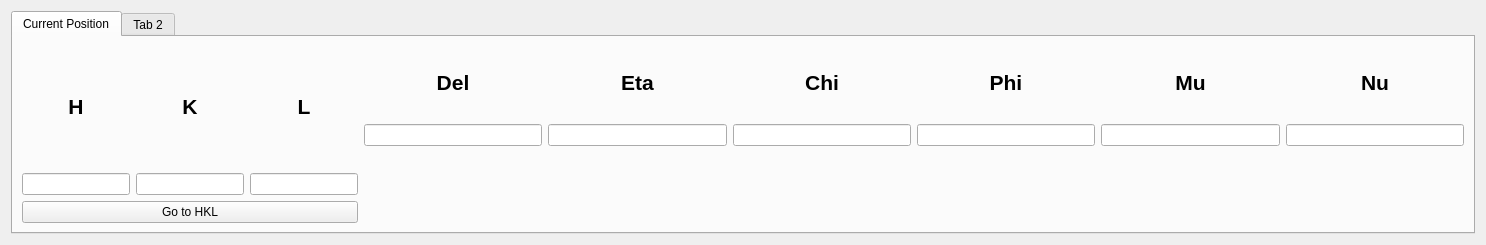
Old version of the form gui/main.ui in the repository HugoValim/DAF.
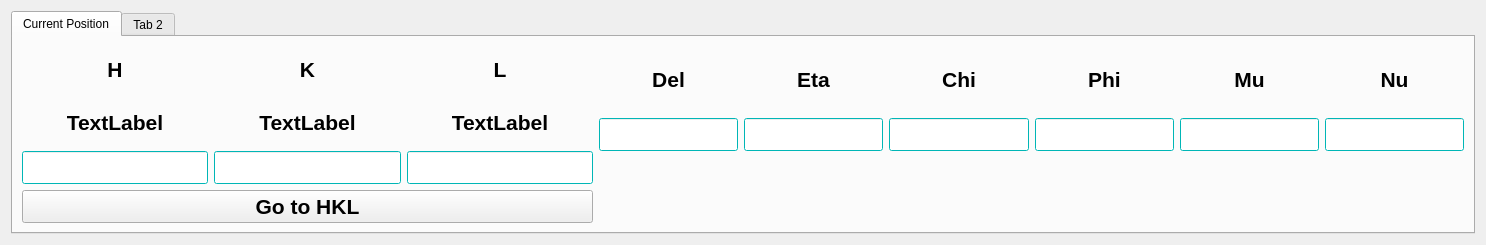
New version of the form. Custom widgets are drawn as their Qt base class.

Commit message: Now GUI auto refreshes

The edit to the form file:
```diff
--- a/gui/main.ui
+++ b/gui/main.ui
@@ -55,6 +55,77 @@
                  <height>16777215</height>
                 </size>
                </property>
+               <property name="palette">
+                <palette>
+                 <active>
+                  <colorrole role="Base">
+                   <brush brushstyle="SolidPattern">
+                    <color alpha="255">
+                     <red>255</red>
+                     <green>255</green>
+                     <blue>255</blue>
+                    </color>
+                   </brush>
+                  </colorrole>
+                  <colorrole role="Window">
+                   <brush brushstyle="SolidPattern">
+                    <color alpha="255">
+                     <red>0</red>
+                     <green>255</green>
+                     <blue>255</blue>
+                    </color>
+                   </brush>
+                  </colorrole>
+                 </active>
+                 <inactive>
+                  <colorrole role="Base">
+                   <brush brushstyle="SolidPattern">
+                    <color alpha="255">
+                     <red>255</red>
+                     <green>255</green>
+                     <blue>255</blue>
+                    </color>
+                   </brush>
+                  </colorrole>
+                  <colorrole role="Window">
+                   <brush brushstyle="SolidPattern">
+                    <color alpha="255">
+                     <red>0</red>
+                     <green>255</green>
+                     <blue>255</blue>
+                    </color>
+                   </brush>
+                  </colorrole>
+                 </inactive>
+                 <disabled>
+                  <colorrole role="Base">
+                   <brush brushstyle="SolidPattern">
+                    <color alpha="255">
+                     <red>0</red>
+                     <green>255</green>
+                     <blue>255</blue>
+                    </color>
+                   </brush>
+                  </colorrole>
+                  <colorrole role="Window">
+                   <brush brushstyle="SolidPattern">
+                    <color alpha="255">
+                     <red>0</red>
+                     <green>255</green>
+                     <blue>255</blue>
+                    </color>
+                   </brush>
+                  </colorrole>
+                 </disabled>
+                </palette>
+               </property>
+               <property name="font">
+                <font>
+                 <pointsize>16</pointsize>
+                 <weight>75</weight>
+                 <bold>true</bold>
+                </font>
+               </property>
                <property name="toolTip">
                 <string/>
                </property>
@@ -115,6 +186,77 @@
                  <height>16777215</height>
                 </size>
                </property>
+               <property name="palette">
+                <palette>
+                 <active>
+                  <colorrole role="Base">
+                   <brush brushstyle="SolidPattern">
+                    <color alpha="255">
+                     <red>255</red>
+                     <green>255</green>
+                     <blue>255</blue>
+                    </color>
+                   </brush>
+                  </colorrole>
+                  <colorrole role="Window">
+                   <brush brushstyle="SolidPattern">
+                    <color alpha="255">
+                     <red>0</red>
+                     <green>255</green>
+                     <blue>255</blue>
+                    </color>
+                   </brush>
+                  </colorrole>
+                 </active>
+                 <inactive>
+                  <colorrole role="Base">
+                   <brush brushstyle="SolidPattern">
+                    <color alpha="255">
+                     <red>255</red>
+                     <green>255</green>
+                     <blue>255</blue>
+                    </color>
+                   </brush>
+                  </colorrole>
+                  <colorrole role="Window">
+                   <brush brushstyle="SolidPattern">
+                    <color alpha="255">
+                     <red>0</red>
+                     <green>255</green>
+                     <blue>255</blue>
+                    </color>
+                   </brush>
+                  </colorrole>
+                 </inactive>
+                 <disabled>
+                  <colorrole role="Base">
+                   <brush brushstyle="SolidPattern">
+                    <color alpha="255">
+                     <red>0</red>
+                     <green>255</green>
+                     <blue>255</blue>
+                    </color>
+                   </brush>
+                  </colorrole>
+                  <colorrole role="Window">
+                   <brush brushstyle="SolidPattern">
+                    <color alpha="255">
+                     <red>0</red>
+                     <green>255</green>
+                     <blue>255</blue>
+                    </color>
+                   </brush>
+                  </colorrole>
+                 </disabled>
+                </palette>
+               </property>
+               <property name="font">
+                <font>
+                 <pointsize>16</pointsize>
+                 <weight>75</weight>
+                 <bold>true</bold>
+                </font>
+               </property>
                <property name="toolTip">
                 <string/>
                </property>
@@ -175,6 +317,77 @@
                  <height>16777215</height>
                 </size>
                </property>
+               <property name="palette">
+                <palette>
+                 <active>
+                  <colorrole role="Base">
+                   <brush brushstyle="SolidPattern">
+                    <color alpha="255">
+                     <red>255</red>
+                     <green>255</green>
+                     <blue>255</blue>
+                    </color>
+                   </brush>
+                  </colorrole>
+                  <colorrole role="Window">
+                   <brush brushstyle="SolidPattern">
+                    <color alpha="255">
+                     <red>0</red>
+                     <green>255</green>
+                     <blue>255</blue>
+                    </color>
+                   </brush>
+                  </colorrole>
+                 </active>
+                 <inactive>
+                  <colorrole role="Base">
+                   <brush brushstyle="SolidPattern">
+                    <color alpha="255">
+                     <red>255</red>
+                     <green>255</green>
+                     <blue>255</blue>
+                    </color>
+                   </brush>
+                  </colorrole>
+                  <colorrole role="Window">
+                   <brush brushstyle="SolidPattern">
+                    <color alpha="255">
+                     <red>0</red>
+                     <green>255</green>
+                     <blue>255</blue>
+                    </color>
+                   </brush>
+                  </colorrole>
+                 </inactive>
+                 <disabled>
+                  <colorrole role="Base">
+                   <brush brushstyle="SolidPattern">
+                    <color alpha="255">
+                     <red>0</red>
+                     <green>255</green>
+                     <blue>255</blue>
+                    </color>
+                   </brush>
+                  </colorrole>
+                  <colorrole role="Window">
+                   <brush brushstyle="SolidPattern">
+                    <color alpha="255">
+                     <red>0</red>
+                     <green>255</green>
+                     <blue>255</blue>
+                    </color>
+                   </brush>
+                  </colorrole>
+                 </disabled>
+                </palette>
+               </property>
+               <property name="font">
+                <font>
+                 <pointsize>16</pointsize>
+                 <weight>75</weight>
+                 <bold>true</bold>
+                </font>
+               </property>
                <property name="toolTip">
                 <string/>
                </property>
@@ -235,6 +448,77 @@
                  <height>16777215</height>
                 </size>
                </property>
+               <property name="palette">
+                <palette>
+                 <active>
+                  <colorrole role="Base">
+                   <brush brushstyle="SolidPattern">
+                    <color alpha="255">
+                     <red>255</red>
+                     <green>255</green>
+                     <blue>255</blue>
+                    </color>
+                   </brush>
+                  </colorrole>
+                  <colorrole role="Window">
+                   <brush brushstyle="SolidPattern">
+                    <color alpha="255">
+                     <red>0</red>
+                     <green>255</green>
+                     <blue>255</blue>
+                    </color>
+                   </brush>
+                  </colorrole>
+                 </active>
+                 <inactive>
+                  <colorrole role="Base">
+                   <brush brushstyle="SolidPattern">
+                    <color alpha="255">
+                     <red>255</red>
+                     <green>255</green>
+                     <blue>255</blue>
+                    </color>
+                   </brush>
+                  </colorrole>
+                  <colorrole role="Window">
+                   <brush brushstyle="SolidPattern">
+                    <color alpha="255">
+                     <red>0</red>
+                     <green>255</green>
+                     <blue>255</blue>
+                    </color>
+                   </brush>
+                  </colorrole>
+                 </inactive>
+                 <disabled>
+                  <colorrole role="Base">
+                   <brush brushstyle="SolidPattern">
+                    <color alpha="255">
+                     <red>0</red>
+                     <green>255</green>
+                     <blue>255</blue>
+                    </color>
+                   </brush>
+                  </colorrole>
+                  <colorrole role="Window">
+                   <brush brushstyle="SolidPattern">
+                    <color alpha="255">
+                     <red>0</red>
+                     <green>255</green>
+                     <blue>255</blue>
+                    </color>
+                   </brush>
+                  </colorrole>
+                 </disabled>
+                </palette>
+               </property>
+               <property name="font">
+                <font>
+                 <pointsize>16</pointsize>
+                 <weight>75</weight>
+                 <bold>true</bold>
+                </font>
+               </property>
                <property name="toolTip">
                 <string/>
                </property>
@@ -295,6 +579,77 @@
                  <height>16777215</height>
                 </size>
                </property>
+               <property name="palette">
+                <palette>
+                 <active>
+                  <colorrole role="Base">
+                   <brush brushstyle="SolidPattern">
+                    <color alpha="255">
+                     <red>255</red>
+                     <green>255</green>
+                     <blue>255</blue>
+                    </color>
+                   </brush>
+                  </colorrole>
+                  <colorrole role="Window">
+                   <brush brushstyle="SolidPattern">
+                    <color alpha="255">
+                     <red>0</red>
+                     <green>255</green>
+                     <blue>255</blue>
+                    </color>
+                   </brush>
+                  </colorrole>
+                 </active>
+                 <inactive>
+                  <colorrole role="Base">
+                   <brush brushstyle="SolidPattern">
+                    <color alpha="255">
+                     <red>255</red>
+                     <green>255</green>
+                     <blue>255</blue>
+                    </color>
+                   </brush>
+                  </colorrole>
+                  <colorrole role="Window">
+                   <brush brushstyle="SolidPattern">
+                    <color alpha="255">
+                     <red>0</red>
+                     <green>255</green>
+                     <blue>255</blue>
+                    </color>
+                   </brush>
+                  </colorrole>
+                 </inactive>
+                 <disabled>
+                  <colorrole role="Base">
+                   <brush brushstyle="SolidPattern">
+                    <color alpha="255">
+                     <red>0</red>
+                     <green>255</green>
+                     <blue>255</blue>
+                    </color>
+                   </brush>
+                  </colorrole>
+                  <colorrole role="Window">
+                   <brush brushstyle="SolidPattern">
+                    <color alpha="255">
+                     <red>0</red>
+                     <green>255</green>
+                     <blue>255</blue>
+                    </color>
+                   </brush>
+                  </colorrole>
+                 </disabled>
+                </palette>
+               </property>
+               <property name="font">
+                <font>
+                 <pointsize>16</pointsize>
+                 <weight>75</weight>
+                 <bold>true</bold>
+                </font>
+               </property>
                <property name="toolTip">
                 <string/>
                </property>
@@ -355,6 +710,77 @@
                  <height>16777215</height>
                 </size>
                </property>
+               <property name="palette">
+                <palette>
+                 <active>
+                  <colorrole role="Base">
+                   <brush brushstyle="SolidPattern">
+                    <color alpha="255">
+                     <red>255</red>
+                     <green>255</green>
+                     <blue>255</blue>
+                    </color>
+                   </brush>
+                  </colorrole>
+                  <colorrole role="Window">
+                   <brush brushstyle="SolidPattern">
+                    <color alpha="255">
+                     <red>0</red>
+                     <green>255</green>
+                     <blue>255</blue>
+                    </color>
+                   </brush>
+                  </colorrole>
+                 </active>
+                 <inactive>
+                  <colorrole role="Base">
+                   <brush brushstyle="SolidPattern">
+                    <color alpha="255">
+                     <red>255</red>
+                     <green>255</green>
+                     <blue>255</blue>
+                    </color>
+                   </brush>
+                  </colorrole>
+                  <colorrole role="Window">
+                   <brush brushstyle="SolidPattern">
+                    <color alpha="255">
+                     <red>0</red>
+                     <green>255</green>
+                     <blue>255</blue>
+                    </color>
+                   </brush>
+                  </colorrole>
+                 </inactive>
+                 <disabled>
+                  <colorrole role="Base">
+                   <brush brushstyle="SolidPattern">
+                    <color alpha="255">
+                     <red>0</red>
+                     <green>255</green>
+                     <blue>255</blue>
+                    </color>
+                   </brush>
+                  </colorrole>
+                  <colorrole role="Window">
+                   <brush brushstyle="SolidPattern">
+                    <color alpha="255">
+                     <red>0</red>
+                     <green>255</green>
+                     <blue>255</blue>
+                    </color>
+                   </brush>
+                  </colorrole>
+                 </disabled>
+                </palette>
+               </property>
+               <property name="font">
+                <font>
+                 <pointsize>16</pointsize>
+                 <weight>75</weight>
+                 <bold>true</bold>
+                </font>
+               </property>
                <property name="toolTip">
                 <string/>
                </property>
@@ -445,21 +871,299 @@
                </item>
               </layout>
              </item>
+             <item>
+              <layout class="QHBoxLayout" name="horizontalLayout_4">
+               <item>
+                <widget class="QLabel" name="H_val">
+                 <property name="font">
+                  <font>
+                   <pointsize>16</pointsize>
+                   <weight>75</weight>
+                   <bold>true</bold>
+                  </font>
+                 </property>
+                 <property name="text">
+                  <string>TextLabel</string>
+                 </property>
+                 <property name="alignment">
+                  <set>Qt::AlignCenter</set>
+                 </property>
+                </widget>
+               </item>
+               <item>
+                <widget class="QLabel" name="K_val">
+                 <property name="font">
+                  <font>
+                   <pointsize>16</pointsize>
+                   <weight>75</weight>
+                   <bold>true</bold>
+                  </font>
+                 </property>
+                 <property name="text">
+                  <string>TextLabel</string>
+                 </property>
+                 <property name="alignment">
+                  <set>Qt::AlignCenter</set>
+                 </property>
+                </widget>
+               </item>
+               <item>
+                <widget class="QLabel" name="L_val">
+                 <property name="font">
+                  <font>
+                   <pointsize>16</pointsize>
+                   <weight>75</weight>
+                   <bold>true</bold>
+                  </font>
+                 </property>
+                 <property name="text">
+                  <string>TextLabel</string>
+                 </property>
+                 <property name="alignment">
+                  <set>Qt::AlignCenter</set>
+                 </property>
+                </widget>
+               </item>
+              </layout>
+             </item>
              <item>
               <layout class="QHBoxLayout" name="horizontalLayout_3">
                <item>
-                <widget class="QLineEdit" name="lineEdit"/>
+                <widget class="QLineEdit" name="H_set">
+                 <property name="palette">
+                  <palette>
+                   <active>
+                    <colorrole role="Base">
+                     <brush brushstyle="SolidPattern">
+                      <color alpha="255">
+                       <red>255</red>
+                       <green>255</green>
+                       <blue>255</blue>
+                      </color>
+                     </brush>
+                    </colorrole>
+                    <colorrole role="Window">
+                     <brush brushstyle="SolidPattern">
+                      <color alpha="255">
+                       <red>0</red>
+                       <green>255</green>
+                       <blue>255</blue>
+                      </color>
+                     </brush>
+                    </colorrole>
+                   </active>
+                   <inactive>
+                    <colorrole role="Base">
+                     <brush brushstyle="SolidPattern">
+                      <color alpha="255">
+                       <red>255</red>
+                       <green>255</green>
+                       <blue>255</blue>
+                      </color>
+                     </brush>
+                    </colorrole>
+                    <colorrole role="Window">
+                     <brush brushstyle="SolidPattern">
+                      <color alpha="255">
+                       <red>0</red>
+                       <green>255</green>
+                       <blue>255</blue>
+                      </color>
+                     </brush>
+                    </colorrole>
+                   </inactive>
+                   <disabled>
+                    <colorrole role="Base">
+                     <brush brushstyle="SolidPattern">
+                      <color alpha="255">
+                       <red>0</red>
+                       <green>255</green>
+                       <blue>255</blue>
+                      </color>
+                     </brush>
+                    </colorrole>
+                    <colorrole role="Window">
+                     <brush brushstyle="SolidPattern">
+                      <color alpha="255">
+                       <red>0</red>
+                       <green>255</green>
+                       <blue>255</blue>
+                      </color>
+                     </brush>
+                    </colorrole>
+                   </disabled>
+                  </palette>
+                 </property>
+                 <property name="font">
+                  <font>
+                   <pointsize>16</pointsize>
+                   <weight>75</weight>
+                   <bold>true</bold>
+                  </font>
+                 </property>
+                </widget>
                </item>
                <item>
-                <widget class="QLineEdit" name="lineEdit_2"/>
+                <widget class="QLineEdit" name="K_set">
+                 <property name="palette">
+                  <palette>
+                   <active>
+                    <colorrole role="Base">
+                     <brush brushstyle="SolidPattern">
+                      <color alpha="255">
+                       <red>255</red>
+                       <green>255</green>
+                       <blue>255</blue>
+                      </color>
+                     </brush>
+                    </colorrole>
+                    <colorrole role="Window">
+                     <brush brushstyle="SolidPattern">
+                      <color alpha="255">
+                       <red>0</red>
+                       <green>255</green>
+                       <blue>255</blue>
+                      </color>
+                     </brush>
+                    </colorrole>
+                   </active>
+                   <inactive>
+                    <colorrole role="Base">
+                     <brush brushstyle="SolidPattern">
+                      <color alpha="255">
+                       <red>255</red>
+                       <green>255</green>
+                       <blue>255</blue>
+                      </color>
+                     </brush>
+                    </colorrole>
+                    <colorrole role="Window">
+                     <brush brushstyle="SolidPattern">
+                      <color alpha="255">
+                       <red>0</red>
+                       <green>255</green>
+                       <blue>255</blue>
+                      </color>
+                     </brush>
+                    </colorrole>
+                   </inactive>
+                   <disabled>
+                    <colorrole role="Base">
+                     <brush brushstyle="SolidPattern">
+                      <color alpha="255">
+                       <red>0</red>
+                       <green>255</green>
+                       <blue>255</blue>
+                      </color>
+                     </brush>
+                    </colorrole>
+                    <colorrole role="Window">
+                     <brush brushstyle="SolidPattern">
+                      <color alpha="255">
+                       <red>0</red>
+                       <green>255</green>
+                       <blue>255</blue>
+                      </color>
+                     </brush>
+                    </colorrole>
+                   </disabled>
+                  </palette>
+                 </property>
+                 <property name="font">
+                  <font>
+                   <pointsize>16</pointsize>
+                   <weight>75</weight>
+                   <bold>true</bold>
+                  </font>
+                 </property>
+                </widget>
                </item>
                <item>
-                <widget class="QLineEdit" name="lineEdit_3"/>
+                <widget class="QLineEdit" name="L_set">
+                 <property name="palette">
+                  <palette>
+                   <active>
+                    <colorrole role="Base">
+                     <brush brushstyle="SolidPattern">
+                      <color alpha="255">
+                       <red>255</red>
+                       <green>255</green>
+                       <blue>255</blue>
+                      </color>
+                     </brush>
+                    </colorrole>
+                    <colorrole role="Window">
+                     <brush brushstyle="SolidPattern">
+                      <color alpha="255">
+                       <red>0</red>
+                       <green>255</green>
+                       <blue>255</blue>
+                      </color>
+                     </brush>
+                    </colorrole>
+                   </active>
+                   <inactive>
+                    <colorrole role="Base">
+                     <brush brushstyle="SolidPattern">
+                      <color alpha="255">
+                       <red>255</red>
+                       <green>255</green>
+                       <blue>255</blue>
+                      </color>
+                     </brush>
+                    </colorrole>
+                    <colorrole role="Window">
+                     <brush brushstyle="SolidPattern">
+                      <color alpha="255">
+                       <red>0</red>
+                       <green>255</green>
+                       <blue>255</blue>
+                      </color>
+                     </brush>
+                    </colorrole>
+                   </inactive>
+                   <disabled>
+                    <colorrole role="Base">
+                     <brush brushstyle="SolidPattern">
+                      <color alpha="255">
+                       <red>0</red>
+                       <green>255</green>
+                       <blue>255</blue>
+                      </color>
+                     </brush>
+                    </colorrole>
+                    <colorrole role="Window">
+                     <brush brushstyle="SolidPattern">
+                      <color alpha="255">
+                       <red>0</red>
+                       <green>255</green>
+                       <blue>255</blue>
+                      </color>
+                     </brush>
+                    </colorrole>
+                   </disabled>
+                  </palette>
+                 </property>
+                 <property name="font">
+                  <font>
+                   <pointsize>16</pointsize>
+                   <weight>75</weight>
+                   <bold>true</bold>
+                  </font>
+                 </property>
+                </widget>
                </item>
               </layout>
              </item>
              <item>
-              <widget class="QPushButton" name="pushButton">
+              <widget class="QPushButton" name="calc_HKL">
+               <property name="font">
+                <font>
+                 <pointsize>16</pointsize>
+                 <weight>75</weight>
+                 <bold>true</bold>
+                </font>
+               </property>
                <property name="text">
                 <string>Go to HKL</string>
                </property>
```
Left out of the diff: 2 changed lines with no effect on the pictures. The commit also changes 2 other files.
